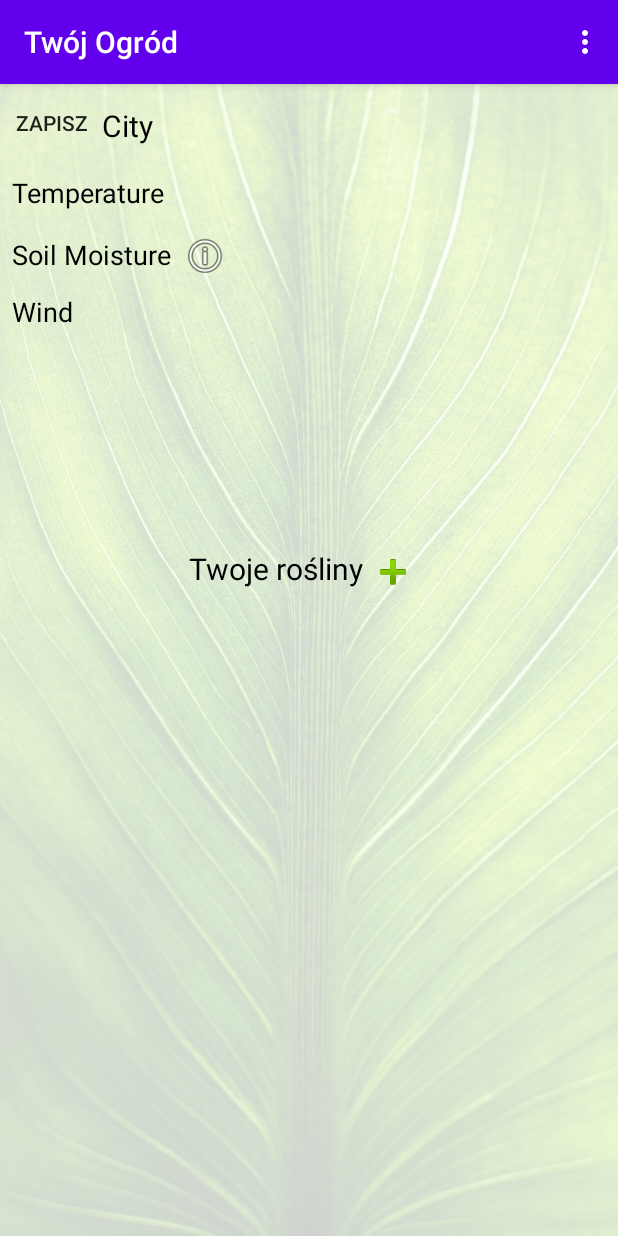
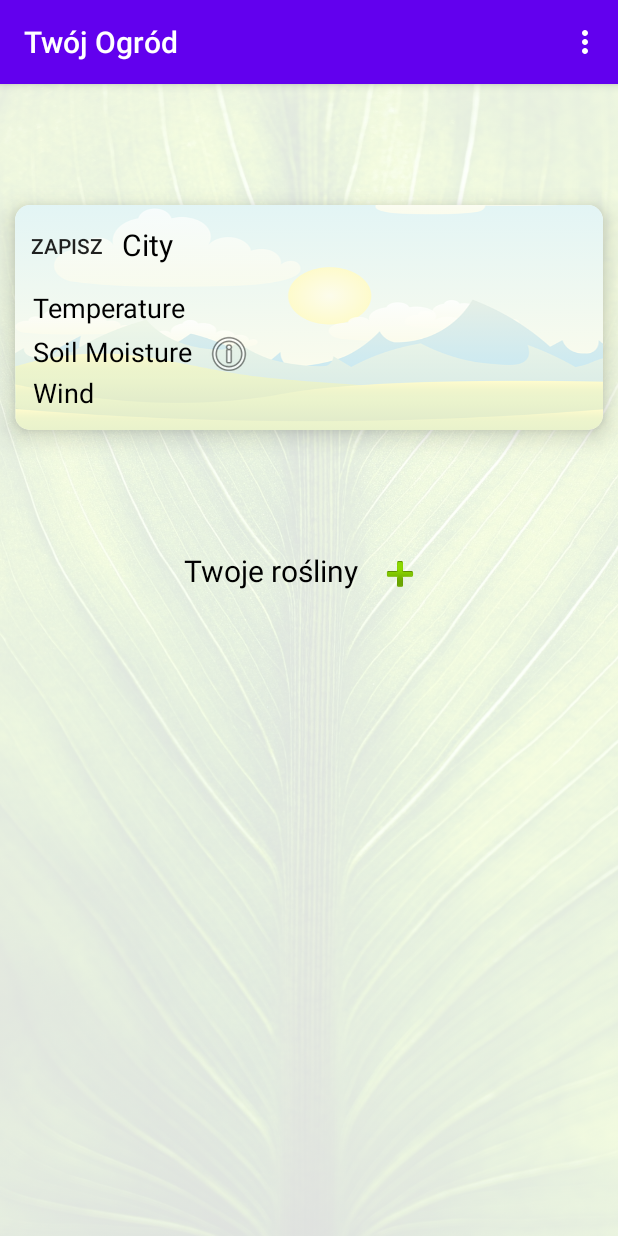
Before and after one commit to Bartosz-Broda/Twoj-ogrod, an Android app: the screen it shows after launch once a user with an empty profile is signed in (ProfileActivity), on a phone screen of 412 x 824 dp. Run offline under Robolectric (Android 15) with nearby library versions, the phone set to English and light mode, and no system bars; our stand-ins replace Firebase (no records; nobody signed in at launch, a user with empty details on screens opened directly); 1 statement that could not run was skipped.

```diff
--- a/TwjOgrd/app/src/main/java/com/example/twjogrd/RegisterActivity.java
+++ b/TwjOgrd/app/src/main/java/com/example/twjogrd/RegisterActivity.java
@@ -53,7 +53,6 @@ public class RegisterActivity extends AppCompatActivity implements View.OnClickL
         textViewSignin = (TextView) findViewById(R.id.textView);
         registerButton.setOnClickListener(this);
         textViewSignin.setOnClickListener(this);
-
     }
 
     private void registerUser(){
--- a/TwjOgrd/app/src/main/java/com/example/twjogrd/interfaces/AgroWeatherApi.java
+++ b/TwjOgrd/app/src/main/java/com/example/twjogrd/interfaces/AgroWeatherApi.java
@@ -13,6 +13,6 @@ public interface AgroWeatherApi {
 
     String BASE_URL = "https://api.weatherbit.io/v2.0/history/agweather/";
 
-    @GET("?key=22b8f92434474c88af17c9bd729e0e7a")
+    @GET("?key=d89779e647294ffe98db8644d5127f5a")
     Call<AgroWeather> getAgroWeather(@Query("lat") double lat, @Query("lon") double lon, @Query("start_date") String start, @Query("end_date") String end);
 }
--- a/TwjOgrd/app/src/main/java/com/example/twjogrd/interfaces/CurrentWeatherApi.java
+++ b/TwjOgrd/app/src/main/java/com/example/twjogrd/interfaces/CurrentWeatherApi.java
@@ -12,7 +12,7 @@ public interface CurrentWeatherApi {
 
     String BASE_URL = "https://api.weatherbit.io/v2.0/current/";
 
-    @GET("?key=22b8f92434474c88af17c9bd729e0e7a")
+    @GET("?key=d89779e647294ffe98db8644d5127f5a")
     Call<CurrentWeather> getCurrentWeather(@Query("lat") double lat, @Query("lon") double lon);
 
 
--- a/TwjOgrd/app/src/main/res/layout-v28/activity_profile.xml
+++ b/TwjOgrd/app/src/main/res/layout-v28/activity_profile.xml
@@ -5,28 +5,152 @@
     android:layout_width="match_parent"
     android:layout_height="match_parent"
     android:background="@drawable/leaf_background"
-    android:backgroundTint="#CFFFFFFF"
+    android:backgroundTint="#DFFFFFFF"
     android:backgroundTintMode="src_over"
     tools:context=".ProfileActivity">
+
+
+    <androidx.cardview.widget.CardView
+        android:layout_width="match_parent"
+        android:layout_height="150dp"
+
+        android:layout_margin="10dp"
+        app:cardCornerRadius="10dp"
+        app:cardElevation="10dp"
+
+        app:layout_constraintBottom_toTopOf="@+id/textView3"
+        app:layout_constraintEnd_toEndOf="parent"
+        app:layout_constraintStart_toStartOf="parent"
+        app:layout_constraintTop_toTopOf="parent"
+        tools:ignore="MissingConstraints">
+
+        <RelativeLayout
+            android:layout_width="match_parent"
+            android:layout_height="150dp"
+            android:background="@drawable/weather_background"
+            android:backgroundTint="#BFFFFFFF"
+            android:backgroundTintMode="src_over"
+
+            android:orientation="vertical"
+            app:layout_constraintBottom_toBottomOf="@+id/userPlantList"
+            app:layout_constraintTop_toTopOf="parent"
+            app:layout_constraintVertical_bias="0.023"
+            tools:layout_editor_absoluteX="0dp">
 
             <TextView
                 android:id="@+id/textCity"
                 android:layout_width="296dp"
                 android:layout_height="32dp"
-        android:layout_marginStart="68dp"
+                android:layout_alignBottom="@+id/toggleButton"
+                android:layout_marginStart="8dp"
+                android:layout_marginBottom="2dp"
+                android:layout_toEndOf="@+id/toggleButton"
                 android:text="City"
+                android:textAlignment="viewStart"
                 android:textColor="@android:color/black"
-        android:textAlignment="viewStart"
                 android:textSize="20sp"
                 app:layout_constraintBottom_toBottomOf="parent"
                 app:layout_constraintStart_toStartOf="parent"
                 app:layout_constraintTop_toTopOf="parent"
                 app:layout_constraintVertical_bias="0.019" />
 
+            <ToggleButton
+                android:id="@+id/toggleButton"
+                android:layout_width="57dp"
+                android:layout_height="39dp"
+                android:layout_alignParentStart="true"
+                android:layout_alignParentTop="true"
+                android:layout_marginStart="6dp"
+                android:layout_marginTop="7dp"
+                android:background="?attr/selectableItemBackgroundBorderless"
+                android:text="ToggleButton"
+                android:textOff="ZAPISZ"
+                android:textOn="USUŃ"
+                app:layout_constraintEnd_toStartOf="@+id/textCity"
+                app:layout_constraintHorizontal_bias="0.0"
+                app:layout_constraintStart_toStartOf="parent"
+                app:layout_constraintTop_toTopOf="parent" />
+
+            <TextView
+                android:id="@+id/textTemperature"
+                android:layout_width="wrap_content"
+                android:layout_height="24dp"
+                android:layout_alignParentStart="true"
+                android:layout_alignParentBottom="true"
+                android:layout_marginStart="12dp"
+                android:layout_marginBottom="70dp"
+                android:text="Temperature"
+                android:textColor="@android:color/black"
+                android:textSize="18sp"
+                app:layout_constraintBottom_toBottomOf="@+id/userPlantList"
+                app:layout_constraintStart_toStartOf="parent"
+                app:layout_constraintTop_toBottomOf="@+id/textCity"
+                app:layout_constraintVertical_bias="0.02"
+                tools:ignore="NotSibling" />
+
+            <TextView
+                android:id="@+id/textSoilMoisture"
+                android:layout_width="wrap_content"
+                android:layout_height="24dp"
+                android:layout_alignTop="@+id/textTemperature"
+                android:layout_alignParentStart="true"
+                android:layout_marginStart="12dp"
+                android:layout_marginTop="29dp"
+                android:text="Soil Moisture"
+                android:textColor="@android:color/black"
+                android:textSize="18sp"
+                app:layout_constraintBottom_toBottomOf="@+id/userPlantList"
+                app:layout_constraintStart_toStartOf="parent"
+                app:layout_constraintTop_toBottomOf="@+id/textCity"
+                app:layout_constraintVertical_bias="0.079"
+                tools:ignore="NotSibling" />
+
+            <TextView
+                android:id="@+id/textWind"
+                android:layout_width="wrap_content"
+                android:layout_height="24dp"
+                android:layout_below="@+id/textSoilMoisture"
+                android:layout_alignParentStart="true"
+                android:layout_marginStart="12dp"
+                android:layout_marginTop="3dp"
+                android:text="Wind"
+                android:textColor="@android:color/black"
+                android:textSize="18sp"
+                app:layout_constraintBottom_toBottomOf="@+id/userPlantList"
+                app:layout_constraintEnd_toEndOf="parent"
+                app:layout_constraintHorizontal_bias="0.0"
+                app:layout_constraintStart_toStartOf="parent"
+                app:layout_constraintTop_toBottomOf="@+id/textCity"
+                app:layout_constraintVertical_bias="0.139"
+                tools:ignore="NotSibling" />
+
+            <ImageButton
+                android:id="@+id/infoButton"
+                android:layout_width="45dp"
+                android:layout_height="23dp"
+                android:layout_above="@+id/textWind"
+                android:layout_marginStart="2dp"
+                android:layout_marginTop="2dp"
+                android:layout_marginBottom="-1dp"
+                android:layout_toEndOf="@+id/textSoilMoisture"
+                android:background="?attr/selectableItemBackgroundBorderless"
+                android:shadowColor="@color/text_shadow"
+                android:shadowDx="1"
+                android:shadowDy="1"
+                android:shadowRadius="2"
+                app:layout_constraintBottom_toBottomOf="@+id/textSoilMoisture"
+                app:layout_constraintStart_toEndOf="@+id/textSoilMoisture"
+                app:layout_constraintTop_toTopOf="@+id/textSoilMoisture"
+                app:srcCompat="@android:drawable/ic_menu_info_details" />
+
+        </RelativeLayout>
+
+    </androidx.cardview.widget.CardView>
+
     <TextView
         android:id="@+id/textView3"
-        android:layout_width="wrap_content"
-        android:layout_height="wrap_content"
+        android:layout_width="124dp"
+        android:layout_height="26dp"
         android:text="@string/twoje_ro_liny"
         android:textColor="@android:color/black"
         android:textSize="20sp"
@@ -77,75 +201,6 @@
         app:layout_constraintStart_toStartOf="parent"
         app:layout_constraintTop_toTopOf="parent" />
 
-    <ToggleButton
-        android:id="@+id/toggleButton"
-        android:layout_width="57dp"
-        android:layout_height="39dp"
-        android:background="?attr/selectableItemBackgroundBorderless"
-        android:layout_marginStart="6dp"
-        android:layout_marginTop="6dp"
-        android:text="ToggleButton"
-        android:textOff="ZAPISZ"
-        android:textOn="USUŃ"
-        app:layout_constraintEnd_toStartOf="@+id/textCity"
-        app:layout_constraintHorizontal_bias="0.0"
-        app:layout_constraintStart_toStartOf="parent"
-        app:layout_constraintTop_toTopOf="parent" />
 
-    <TextView
-        android:id="@+id/textTemperature"
-        android:layout_width="wrap_content"
-        android:layout_height="24dp"
-        android:layout_marginStart="8dp"
-        android:text="Temperature"
-        android:textColor="@android:color/black"
-        android:textSize="18sp"
-        app:layout_constraintBottom_toBottomOf="@+id/userPlantList"
-        app:layout_constraintStart_toStartOf="parent"
-        app:layout_constraintTop_toBottomOf="@+id/textCity"
-        app:layout_constraintVertical_bias="0.02" />
-
-    <TextView
-        android:id="@+id/textSoilMoisture"
-        android:layout_width="wrap_content"
-        android:layout_height="23dp"
-        android:layout_marginStart="8dp"
-        android:text="Soil Moisture"
-        android:textColor="@android:color/black"
-        android:textSize="18sp"
-        app:layout_constraintBottom_toBottomOf="@+id/userPlantList"
-        app:layout_constraintStart_toStartOf="parent"
-        app:layout_constraintTop_toBottomOf="@+id/textCity"
-        app:layout_constraintVertical_bias="0.079" />
-
-    <TextView
-        android:id="@+id/textWind"
-        android:layout_width="wrap_content"
-        android:layout_height="23dp"
-        android:layout_marginStart="8dp"
-        android:text="Wind"
-        android:textColor="@android:color/black"
-        android:textSize="18sp"
-        app:layout_constraintBottom_toBottomOf="@+id/userPlantList"
-        app:layout_constraintEnd_toEndOf="parent"
-        app:layout_constraintHorizontal_bias="0.0"
-        app:layout_constraintStart_toStartOf="parent"
-        app:layout_constraintTop_toBottomOf="@+id/textCity"
-        app:layout_constraintVertical_bias="0.134" />
-
-    <ImageButton
-        android:id="@+id/infoButton"
-        android:layout_width="45dp"
-        android:layout_height="23dp"
-        android:layout_marginTop="2dp"
-        android:shadowColor="@color/text_shadow"
-        android:shadowDx="1"
-        android:shadowDy="1"
-        android:shadowRadius="2"
-        android:background="?attr/selectableItemBackgroundBorderless"
-        app:layout_constraintBottom_toBottomOf="@+id/textSoilMoisture"
-        app:layout_constraintStart_toEndOf="@+id/textSoilMoisture"
-        app:layout_constraintTop_toTopOf="@+id/textSoilMoisture"
-        app:srcCompat="@android:drawable/ic_menu_info_details" />
 
 </androidx.constraintlayout.widget.ConstraintLayout>
--- a/TwjOgrd/app/src/main/res/layout/activity_main.xml
+++ b/TwjOgrd/app/src/main/res/layout/activity_main.xml
@@ -25,14 +25,14 @@
         android:layout_height="46dp"
         android:autofillHints="password"
         android:ems="10"
-        android:hint="@string/has_o"
+        android:hint="@string/has_o_min_6_znak_w"
         android:inputType="textPassword"
         app:layout_constraintBottom_toBottomOf="parent"
         app:layout_constraintEnd_toEndOf="parent"
-        app:layout_constraintHorizontal_bias="0.496"
+        app:layout_constraintHorizontal_bias="0.503"
         app:layout_constraintStart_toStartOf="parent"
         app:layout_constraintTop_toBottomOf="@+id/adresEmail"
-        app:layout_constraintVertical_bias="0.047" />
+        app:layout_constraintVertical_bias="0.042" />
 
     <Button
         android:id="@+id/buttonRegister"
--- a/TwjOgrd/app/src/main/res/layout/row_for_profile.xml
+++ b/TwjOgrd/app/src/main/res/layout/row_for_profile.xml
@@ -15,6 +15,8 @@
         android:layout_width="match_parent"
         android:layout_height="110dp"
         android:background="#e3f2fd"
+        android:backgroundTint="#7FFFFFFF"
+        android:backgroundTintMode="src_over"
 
         android:orientation="vertical">
 
@@ -32,7 +34,7 @@
         <TextView
             android:id="@+id/temp_min"
             android:layout_width="wrap_content"
-            android:layout_height="27dp"
+            android:layout_height="28dp"
             android:layout_alignParentBottom="true"
             android:layout_marginStart="0dp"
             android:layout_marginBottom="25dp"
--- a/TwjOgrd/app/src/main/res/values/strings.xml
+++ b/TwjOgrd/app/src/main/res/values/strings.xml
@@ -27,6 +27,7 @@
     <string name="nazwa_aci_ska">Nazwa łacińska</string>
     <string name="minimalna_temperatura">minimalna temperatura</string>
     <string name="tempereature">Tempereature</string>
+    <string name="resetuj">Resetuj</string>
     <string name="wprowad_email">Wprowadź email</string>
-    <string name="resetuj">Resetuj</string>
+    <string name="has_o_min_6_znak_w">Hasło (min. 6 znaków)</string>
 </resources>
```
Also changed, not shown: TwjOgrd/app/src/main/java/com/example/twjogrd/ProfileActivity.java (+5 -5 lines), TwjOgrd/app/src/main/res/layout/activity_reset_password.xml (+4 -5 lines), TwjOgrd/app/src/main/res/layout/profile_weather_card.xml (added, +130 -0 lines), TwjOgrd/app/src/main/res/drawable/weather_background.png (added). Lines whose indentation alone changed are shown as unchanged.
